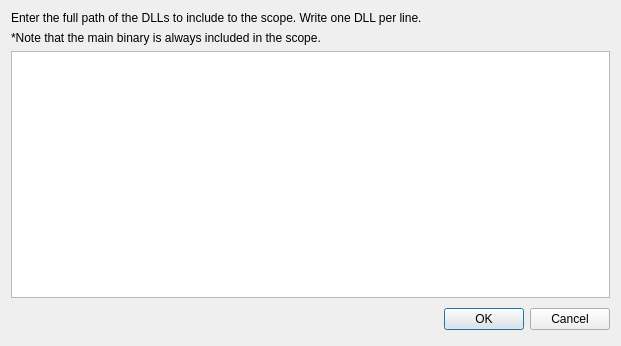
h3xduck/TaintBlade, file src/GUI/PinTracerUI/forms/DLLSelectorDialog.ui: the form before one commit.
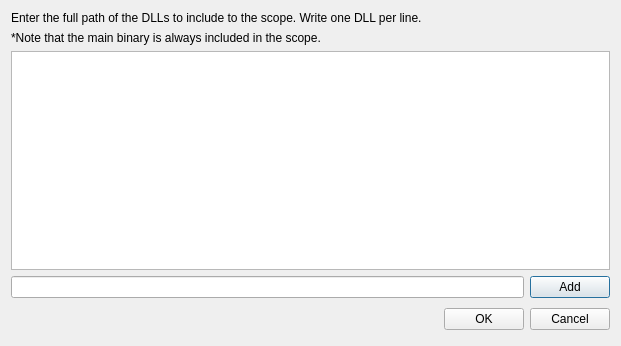
The form after the commit.

Commit message: Reworked DLL selector dialog, now with buttons to delete any item, with a listwidget, with a textedit that allows for inputting data 1 by 1

What changed in the file:
```diff
--- a/src/GUI/PinTracerUI/forms/DLLSelectorDialog.ui
+++ b/src/GUI/PinTracerUI/forms/DLLSelectorDialog.ui
@@ -29,11 +29,21 @@
     </widget>
    </item>
    <item>
-    <widget class="QPlainTextEdit" name="textEdit">
-     <property name="lineWrapMode">
-      <enum>QPlainTextEdit::NoWrap</enum>
-     </property>
-    </widget>
+    <widget class="QListWidget" name="listWidget"/>
+   </item>
+   <item>
+    <layout class="QHBoxLayout" name="horizontalLayout">
+     <item>
+      <widget class="QLineEdit" name="lineEdit"/>
+     </item>
+     <item>
+      <widget class="QPushButton" name="addLinePushButton">
+       <property name="text">
+        <string>Add</string>
+       </property>
+      </widget>
+     </item>
+    </layout>
    </item>
    <item>
     <layout class="QHBoxLayout">
```
The commit also changes 29 other files.
